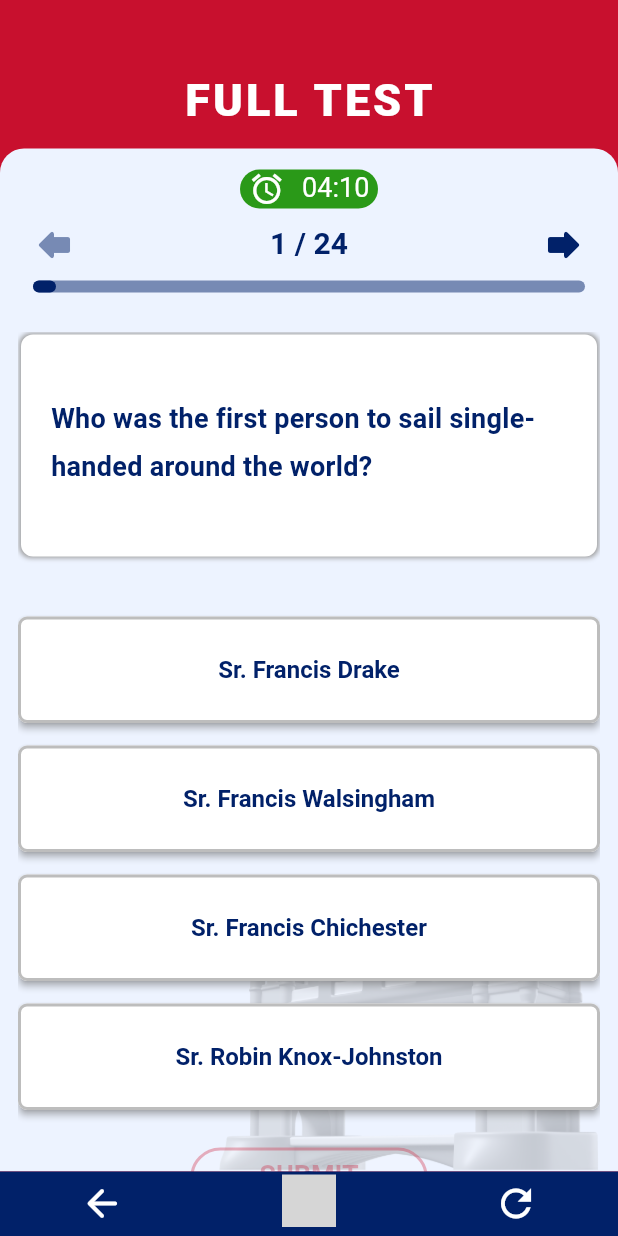
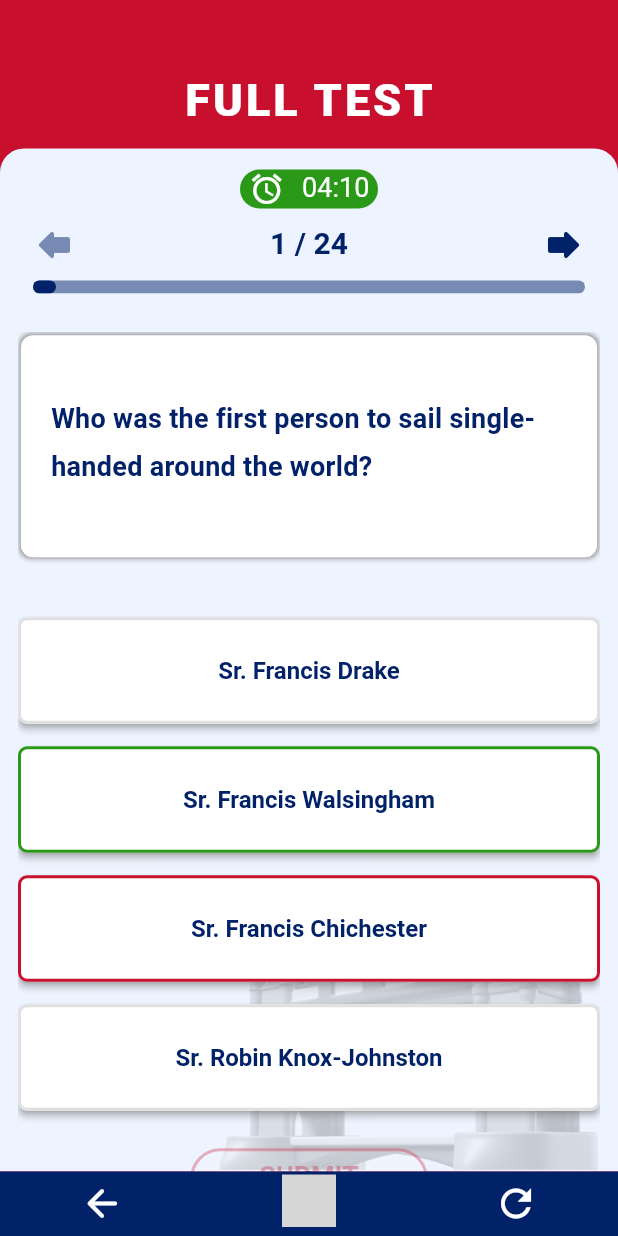
Before and after one commit to midas92/Flutter-citizen, a Flutter app: the FullTestPage screen opened directly, on a phone screen of 412 x 824 dp. Run offline on Flutter 3.47's test engine with Material 2 defaults, Android fonts, the phone set to English and light mode, and no system bars; drawn by our look-alikes of getwidget; our stand-ins replace device_preview, flutter_svg, loader_overlay; missing offline and left inert: dart:ffi, flow_builder, indexed, pressable; Roboto replaces fonts that are missing (Arial); grey boxes are pictures that could not be loaded.

Commit message:
update_answer_button

```diff
--- a/lib/views/full_test/test_page.dart
+++ b/lib/views/full_test/test_page.dart
@@ -98,9 +98,13 @@ class _FullTestPage extends State<FullTestPage> {
                             ),
                             AnswerButton(
                               answer: 'Sr. Francis Walsingham',
+                              isChecked: true,
+                              isTrue: true,
                             ),
                             AnswerButton(
                               answer: 'Sr. Francis Chichester',
+                              isChecked: true,
+                              isTrue: false,
                             ),
                             AnswerButton(
                               answer: 'Sr. Robin Knox-Johnston',
--- a/lib/widgets/answer_button.dart
+++ b/lib/widgets/answer_button.dart
@@ -1,16 +1,21 @@
 // ignore_for_file: file_names
+
+import 'dart:ffi';
 
 import 'package:flutter/material.dart';
 import 'package:red_squirrel/utils/constants/colors.dart';
-import 'package:red_squirrel/utils/constants/fonts.dart';
 import 'package:red_squirrel/utils/constants/test_style.dart';
 
 class AnswerButton extends StatefulWidget {
   final String answer;
+  final bool isTrue;
+  final bool isChecked;
 
   const AnswerButton({
     super.key,
     required this.answer,
+    this.isTrue = true,
+    this.isChecked = false,
   });
 
   @override
@@ -48,8 +53,12 @@ class _AnswerButtonState extends State<AnswerButton> {
                 borderRadius: BorderRadius.circular(6),
                 side: BorderSide(
                   width: 2.0, // Set the desired border width here
-                  color:
-                      Colors.grey.shade400, // Set the desired border color here
+                  color: !widget.isChecked
+                      ? Colors.grey.shade300
+                      : (widget.isTrue
+                          ? ThemeColors.counterColor
+                          : ThemeColors
+                              .primary), // Set the desired border color here
                 ),
               ),
               backgroundColor:
@@ -58,11 +67,21 @@ class _AnswerButtonState extends State<AnswerButton> {
               shadowColor: Colors.grey,
               elevation: 2.0,
               splashFactory: NoSplash.splashFactory),
-          child: Text(
-            widget.answer,
-            textAlign: TextAlign.center,
-            softWrap: true,
-            style: CustomTextStyle.LabelText(),
+          child: Row(
+            children: [
+              const Spacer(
+                flex: 1,
+              ),
+              Text(
+                widget.answer,
+                textAlign: TextAlign.center,
+                softWrap: true,
+                style: CustomTextStyle.LabelText(),
+              ),
+              const Spacer(
+                flex: 1,
+              )
+            ],
           ),
         ));
   }
--- a/lib/widgets/progress_bar.dart
+++ b/lib/widgets/progress_bar.dart
@@ -3,7 +3,6 @@
 import 'package:flutter/material.dart';
 import 'package:getwidget/getwidget.dart';
 import 'package:red_squirrel/utils/constants/colors.dart';
-import 'package:red_squirrel/utils/constants/fonts.dart';
 import 'package:red_squirrel/utils/constants/test_style.dart';
 
 import 'dart:math';
@@ -92,7 +91,7 @@ class _ProgressBarState extends State<ProgressBar> {
         ),
         GFProgressBar(
           percentage: step / count * 1.0,
-          lineHeight: 8,
+          lineHeight: 8.5,
           backgroundColor: widget.foregroundColor,
           progressBarColor: widget.backgroundColor,
           animation: true,
```
